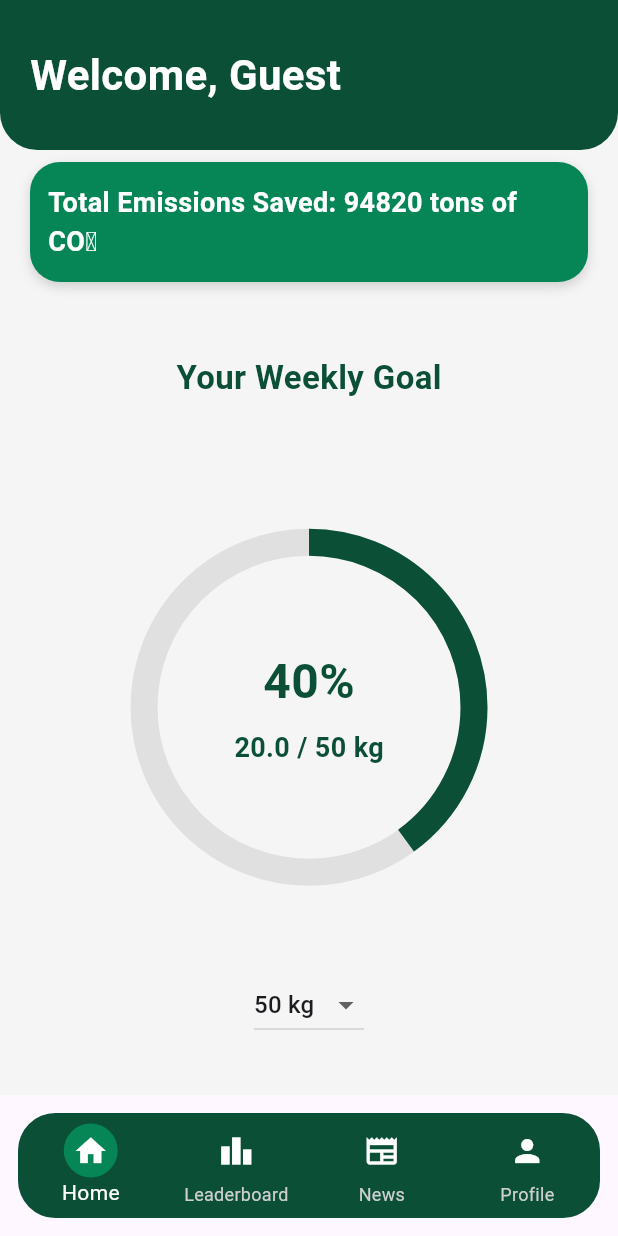
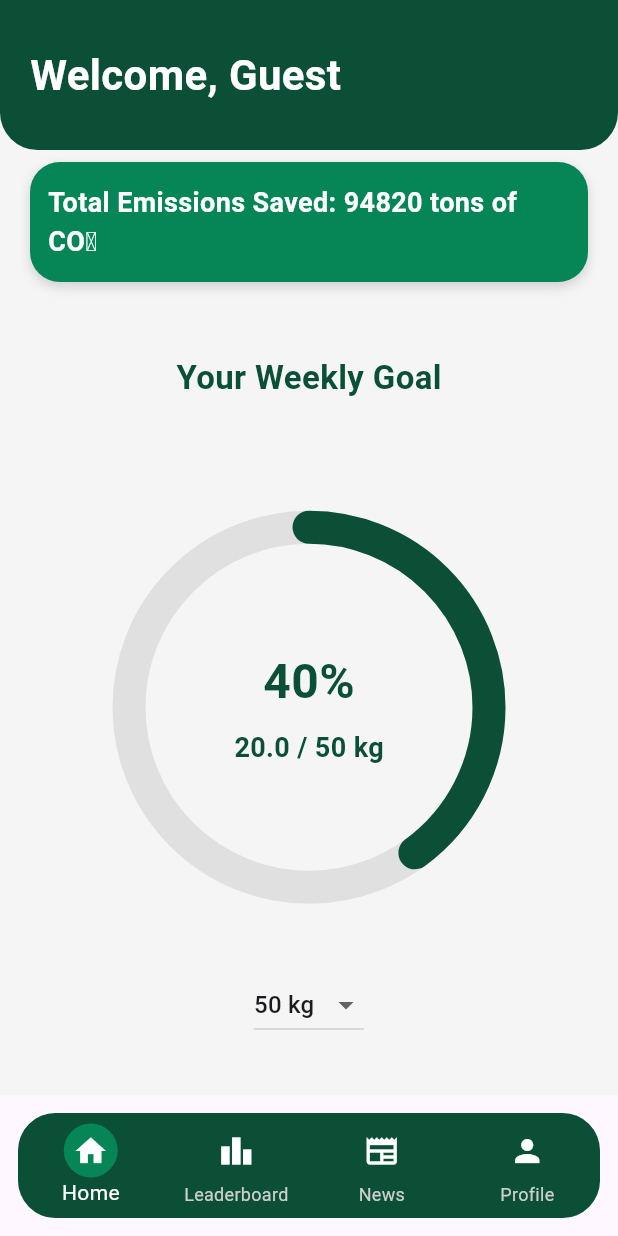
Before and after one commit to CR1SI/CarbonFootPrinters, a Flutter app: the screen it shows once a user with an empty profile is signed in, on a phone screen of 412 x 824 dp. Run offline on Flutter 3.47's test engine with Material 3 defaults, Android fonts, the light colour scheme and no system bars; our stand-ins replace cloud_firestore, firebase_auth, firebase_core; accounts and stored records are empty.

Commit message:
fixed bugs on home page

```diff
--- a/front-end/carbon_foot_printer/lib/home_screen.dart
+++ b/front-end/carbon_foot_printer/lib/home_screen.dart
@@ -2,8 +2,15 @@ import 'package:flutter/material.dart';
 import 'package:cloud_firestore/cloud_firestore.dart';
 import 'package:firebase_auth/firebase_auth.dart';
 
-class HomeScreen extends StatelessWidget {
+class HomeScreen extends StatefulWidget {
   const HomeScreen({super.key});
+
+  @override
+  State<HomeScreen> createState() => _HomeScreenState();
+}
+
+class _HomeScreenState extends State<HomeScreen> {
+  int _selectedGoal = 50; // default goal
 
   @override
   Widget build(BuildContext context) {
@@ -15,7 +22,6 @@ class HomeScreen extends StatelessWidget {
     }
 
     final docRef = FirebaseFirestore.instance.collection('users').doc(user.uid);
-
     final Future<double> totalEmissionsSaved = Future.value(94820); // in tons
 
     return Scaffold(
@@ -130,32 +136,39 @@ class HomeScreen extends StatelessWidget {
                   alignment: Alignment.center,
                   children: [
                     SizedBox(
-                      height: 220,
-                      width: 220,
-                      child: CircularProgressIndicator(
-                        value: 20 / 50, // dummy progress
-                        strokeWidth: 18,
-                        backgroundColor: Colors.grey[300],
-                        valueColor: const AlwaysStoppedAnimation<Color>(
-                          Color(0xFF0A4F36),
-                        ),
+                      height: 240,
+                      width: 240,
+                      child: TweenAnimationBuilder<double>(
+                        tween: Tween<double>(begin: 0, end: 20 / _selectedGoal),
+                        duration: const Duration(seconds: 1),
+                        builder: (context, value, child) {
+                          return CircularProgressIndicator(
+                            value: value,
+                            strokeWidth: 22, // thicker
+                            backgroundColor: Colors.grey[300],
+                            valueColor: const AlwaysStoppedAnimation<Color>(
+                              Color(0xFF0A4F36),
+                            ),
+                            strokeCap: StrokeCap.round, // beveled/rounded ends
+                          );
+                        },
                       ),
                     ),
                     Column(
                       mainAxisSize: MainAxisSize.min,
-                      children: const [
+                      children: [
                         Text(
-                          "40%",
-                          style: TextStyle(
+                          "${((20 / _selectedGoal) * 100).toStringAsFixed(0)}%",
+                          style: const TextStyle(
                             fontSize: 32,
                             fontWeight: FontWeight.bold,
                             color: Color(0xFF0A4F36),
                           ),
                         ),
-                        SizedBox(height: 8),
+                        const SizedBox(height: 8),
                         Text(
-                          "20.0 / 50 kg",
-                          style: TextStyle(
+                          "20.0 / $_selectedGoal kg",
+                          style: const TextStyle(
                             fontSize: 18,
                             fontWeight: FontWeight.w600,
                             color: Color(0xFF0A4F36),
@@ -170,7 +183,7 @@ class HomeScreen extends StatelessWidget {
 
             // Goal Selector Dropdown
             DropdownButton<int>(
-              value: 50,
+              value: _selectedGoal,
               items: const [
                 DropdownMenuItem(
                   value: 25,
@@ -186,7 +199,9 @@ class HomeScreen extends StatelessWidget {
                 ),
               ],
               onChanged: (value) {
-                // TODO: connect to backend
+                setState(() {
+                  _selectedGoal = value!;
+                });
               },
             ),
             const SizedBox(height: 20),
```
